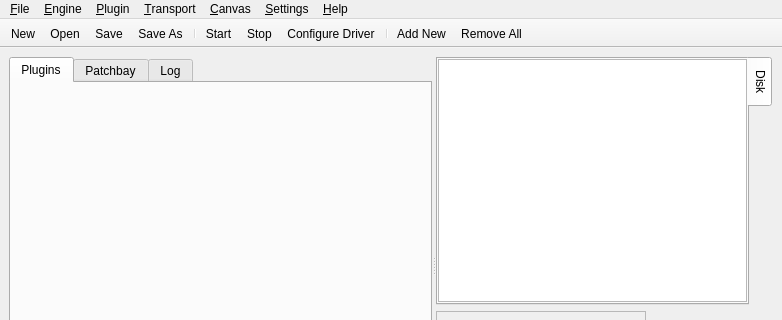
Old version of the form resources/ui/carla.ui in the repository falkTX/Carla; both pictures show x 0 to 782 and y 0 to 320 of the 782 by 482 pixel window.
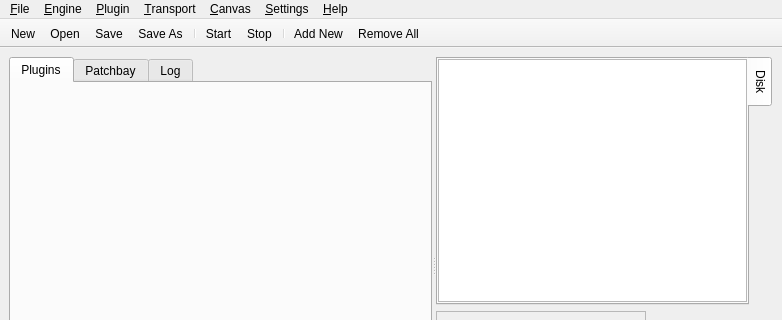
New version of the form. Icons and pictures are not drawn. Custom widgets are drawn as their Qt base class.

Commit message: Remove menu action configure-engine, not used yet

```diff
--- a/resources/ui/carla.ui
+++ b/resources/ui/carla.ui
@@ -323,7 +323,6 @@
    <addaction name="separator"/>
    <addaction name="act_engine_start"/>
    <addaction name="act_engine_stop"/>
-   <addaction name="act_engine_configure"/>
    <addaction name="separator"/>
    <addaction name="act_plugin_add"/>
    <addaction name="act_plugin_remove_all"/>
@@ -460,21 +459,6 @@
     <string>F6</string>
    </property>
   </action>
-  <action name="act_engine_configure">
-   <property name="enabled">
-    <bool>true</bool>
-   </property>
-   <property name="icon">
-    <iconset resource="../resources.qrc">
-     <normaloff>:/16x16/configure.png</normaloff>:/16x16/configure.png</iconset>
-   </property>
-   <property name="text">
-    <string>Configure Driver</string>
-   </property>
-   <property name="shortcut">
-    <string>F7</string>
-   </property>
-  </action>
   <action name="act_settings_show_transport">
    <property name="checkable">
     <bool>true</bool>
```
Left out of the diff: 2 changed lines with no effect on the pictures. The commit also changes 1 other file.
